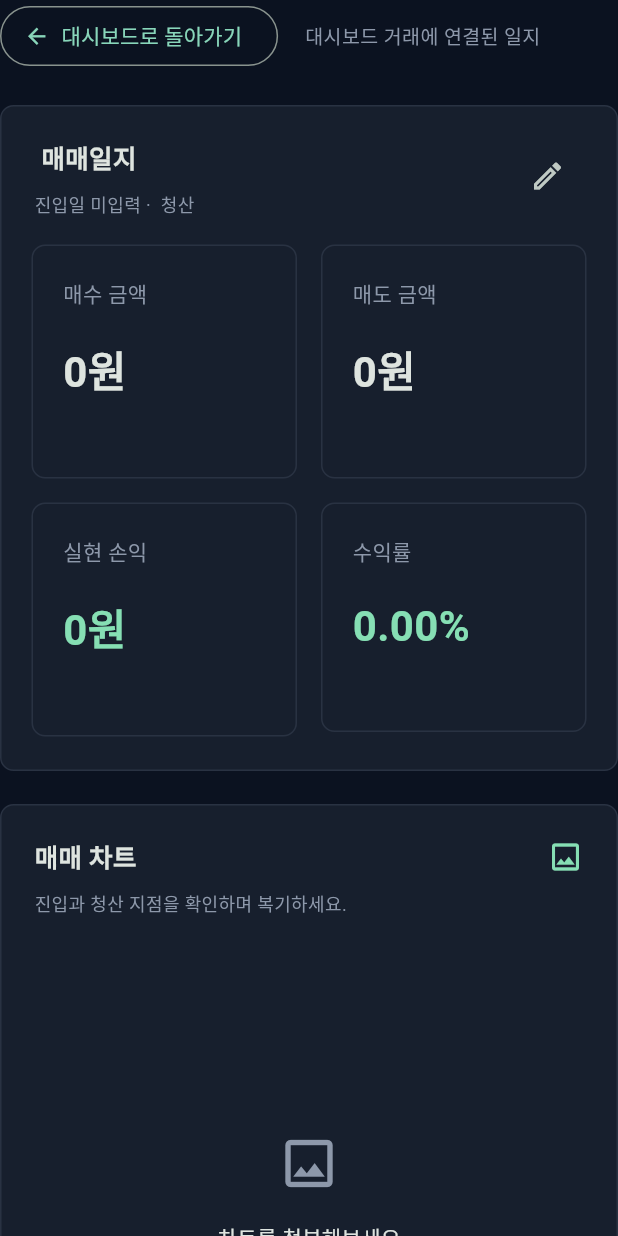
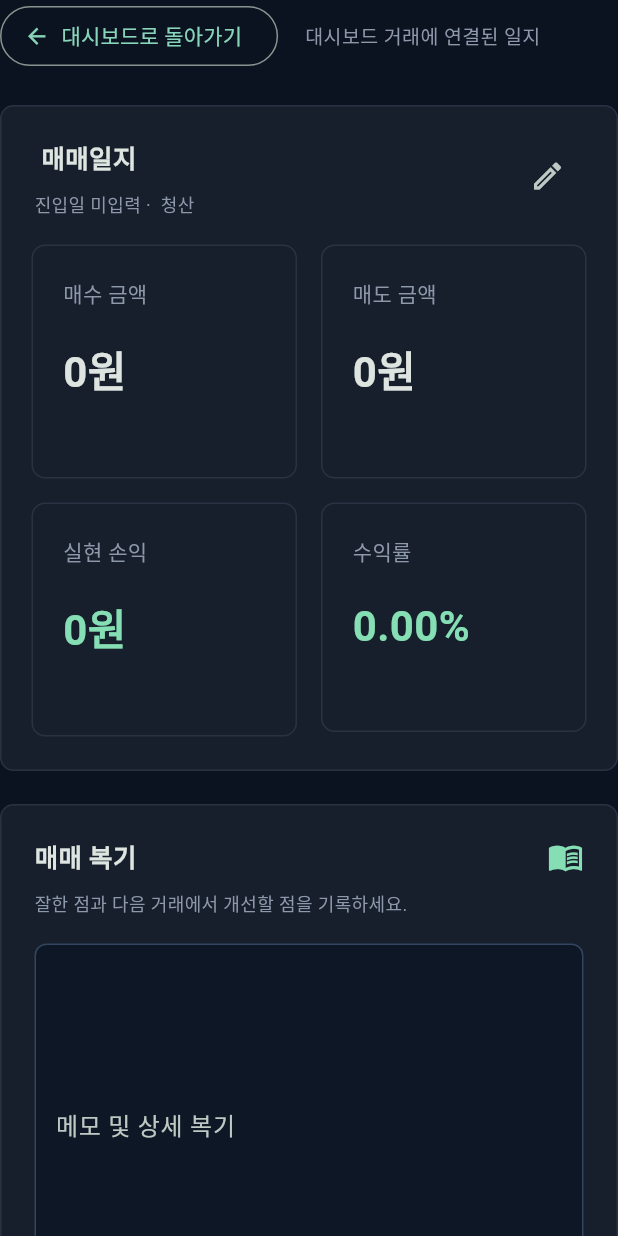
Before and after one commit to hbb7896/my-trading-app, a Flutter app: the MasterJournalPage widget shown alone on an empty page, opened directly with empty values, on a phone screen of 412 x 824 dp. Run offline on Flutter 3.47's test engine with Material 3 defaults, Android fonts, the phone set to English and light mode, and no system bars; our stand-ins replace shared_preferences, supabase_flutter; missing offline and left inert: file_selector; accounts and stored records are empty; network calls fail.

Commit message:
Remove chart attachment from Trading Master journal

```diff
--- a/apps/trend_lab_flutter/lib/master_journal.dart
+++ b/apps/trend_lab_flutter/lib/master_journal.dart
@@ -22,7 +22,7 @@ class MasterJournalPage extends StatefulWidget {
 }
 
 class _MasterJournalPageState extends State<MasterJournalPage> {
-  late final TextEditingController memo, chart, emotion, discipline;
+  late final TextEditingController memo, emotion, discipline;
   late List<String> tags;
   late String baseline;
   bool busy = false, saved = false;
@@ -30,7 +30,6 @@ class _MasterJournalPageState extends State<MasterJournalPage> {
   bool get sample => widget.trade.id.startsWith('DEMO_');
   String get signature => [
     memo.text,
-    chart.text,
     emotion.text,
     discipline.text,
     tags.join('\u0000'),
@@ -40,14 +39,13 @@ class _MasterJournalPageState extends State<MasterJournalPage> {
     super.initState();
     final t = widget.trade;
     memo = TextEditingController(text: t.memo);
-    chart = TextEditingController(text: t.extra['chart_link'] as String? ?? '');
     emotion = TextEditingController(text: t.extra['emotion'] as String? ?? '');
     discipline = TextEditingController(
       text: t.extra['discipline'] as String? ?? '',
     );
     tags = List<String>.from(t.extra['tags'] as List? ?? []);
     baseline = signature;
-    for (final c in [memo, chart, emotion, discipline]) {
+    for (final c in [memo, emotion, discipline]) {
       c.addListener(changed);
     }
   }
@@ -58,7 +56,7 @@ class _MasterJournalPageState extends State<MasterJournalPage> {
 
   @override
   void dispose() {
-    for (final c in [memo, chart, emotion, discipline]) {
+    for (final c in [memo, emotion, discipline]) {
       c.removeListener(changed);
       c.dispose();
     }
@@ -88,15 +86,6 @@ class _MasterJournalPageState extends State<MasterJournalPage> {
   }
 
   Future<void> save() async {
-    final uri = Uri.tryParse(chart.text.trim());
-    if (chart.text.trim().isNotEmpty &&
-        (uri == null ||
-            !['http', 'https'].contains(uri.scheme) ||
-            uri.host.isEmpty ||
-            uri.userInfo.isNotEmpty)) {
-      setState(() => error = '차트는 http 또는 https 이미지 주소를 입력해주세요.');
-      return;
-    }
     setState(() {
       busy = true;
       error = null;
@@ -117,7 +106,6 @@ class _MasterJournalPageState extends State<MasterJournalPage> {
           extra: {
             ...t.extra,
             'tags': tags,
-            'chart_link': chart.text.trim(),
             'emotion': emotion.text,
             'discipline': discipline.text,
           },
@@ -140,7 +128,7 @@ class _MasterJournalPageState extends State<MasterJournalPage> {
 
   @override
   Widget build(BuildContext context) {
-    final t = widget.trade, link = t.extra['chart_link'] as String? ?? '';
+    final t = widget.trade;
     return Column(
       crossAxisAlignment: CrossAxisAlignment.stretch,
       children: [
@@ -205,49 +193,6 @@ class _MasterJournalPageState extends State<MasterJournalPage> {
             ]),
           ),
         ),
-        pair(
-          MasterPanel(
-            title: '매매 차트',
-            caption: '진입과 청산 지점을 확인하며 복기하세요.',
-            action: const Icon(Icons.image_outlined, color: masterMint),
-            child: link.isEmpty
-                ? SizedBox(
-                    height: 420,
-                    child: Column(
-                      mainAxisAlignment: MainAxisAlignment.center,
-                      children: [
-                        const Icon(
-                          Icons.image_outlined,
-                          size: 42,
-                          color: masterMuted,
-                        ),
-                        const SizedBox(height: 18),
-                        const Text('차트를 첨부해보세요'),
-                        Padding(
-                          padding: const EdgeInsets.all(22),
-                          child: muted(
-                            '차트 이미지 링크를 입력하고 복기 내용을 저장하면 여기에 표시됩니다.',
-                          ),
-                        ),
-                      ],
-                    ),
-                  )
-                : Padding(
-                    padding: const EdgeInsets.all(16),
-                    child: Image.network(
-                      link,
-                      fit: BoxFit.contain,
-                      errorBuilder: (_, e, s) => SizedBox(
-                        height: 360,
-                        child: Center(
-                          child: muted(
-                            '차트를 불러오지 못했습니다. 접근 가능한 이미지 주소인지 확인해주세요.',
-                          ),
-                        ),
-                      ),
-                    ),
-                  ),
-          ),
         MasterPanel(
           title: '매매 복기',
           caption: '잘한 점과 다음 거래에서 개선할 점을 기록하세요.',
@@ -268,17 +213,6 @@ class _MasterJournalPageState extends State<MasterJournalPage> {
                   ),
                 ),
                 const SizedBox(height: 16),
-                  TextField(
-                    controller: chart,
-                    enabled: !sample && !busy,
-                    maxLength: 2048,
-                    decoration: const InputDecoration(
-                      labelText: '차트 이미지 링크',
-                      hintText: 'https://…/chart.png',
-                    ),
-                  ),
-                  muted('이미지의 직접 링크를 붙여넣어주세요.', size: 12),
-                  const SizedBox(height: 16),
                 const Text('실수 태그'),
                 const SizedBox(height: 10),
                 Wrap(
@@ -287,10 +221,7 @@ class _MasterJournalPageState extends State<MasterJournalPage> {
                   children: [
                     for (final tag in {...mistakeTags, ...tags})
                       FilterChip(
-                          label: Text(
-                            tag,
-                            style: const TextStyle(fontSize: 12),
-                          ),
+                        label: Text(tag, style: const TextStyle(fontSize: 12)),
                         selected: tags.contains(tag),
                         onSelected: sample || busy
                             ? null
@@ -358,8 +289,6 @@ class _MasterJournalPageState extends State<MasterJournalPage> {
               ],
             ),
           ),
-          ),
-          left: 1,
         ),
       ],
     );
@@ -434,7 +363,11 @@ class _MasterTradeFormState extends State<MasterTradeForm> {
       }
       if (i == 3 || i == 4) {
         final n = double.tryParse(v);
-        if (n == null || !n.isFinite || n < 0 || n > 1e15 || (i == 3 && n == 0)) {
+        if (n == null ||
+            !n.isFinite ||
+            n < 0 ||
+            n > 1e15 ||
+            (i == 3 && n == 0)) {
           return '올바른 금액을 입력하세요.';
         }
       }
```
Lines whose indentation alone changed are shown as unchanged.
